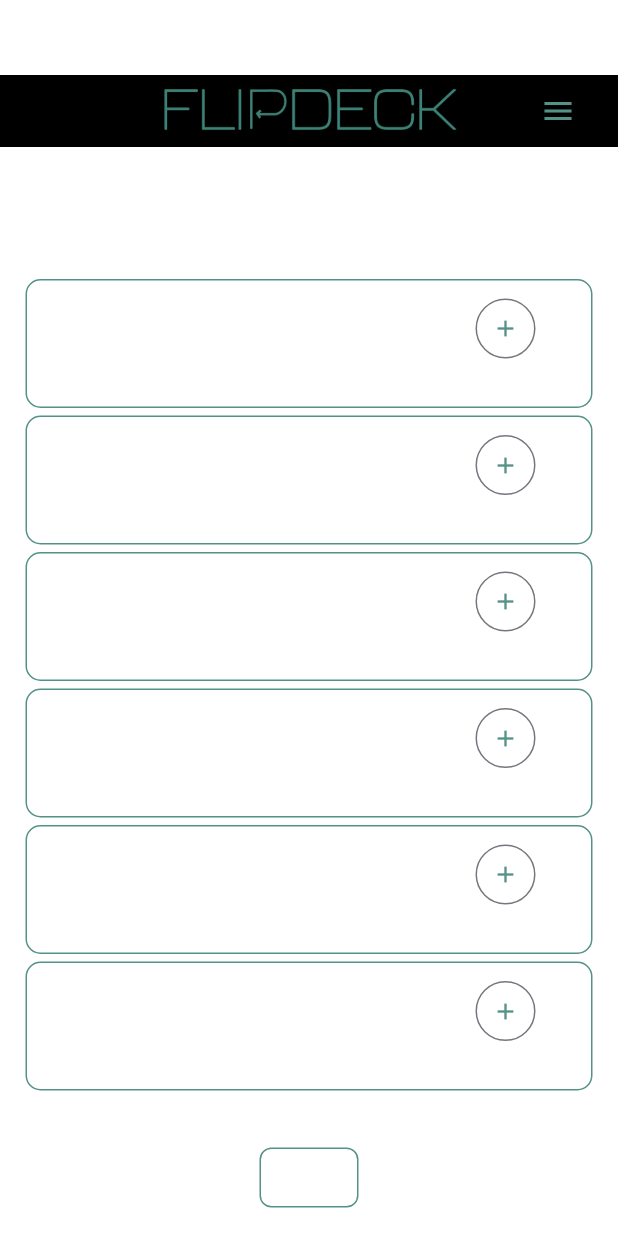
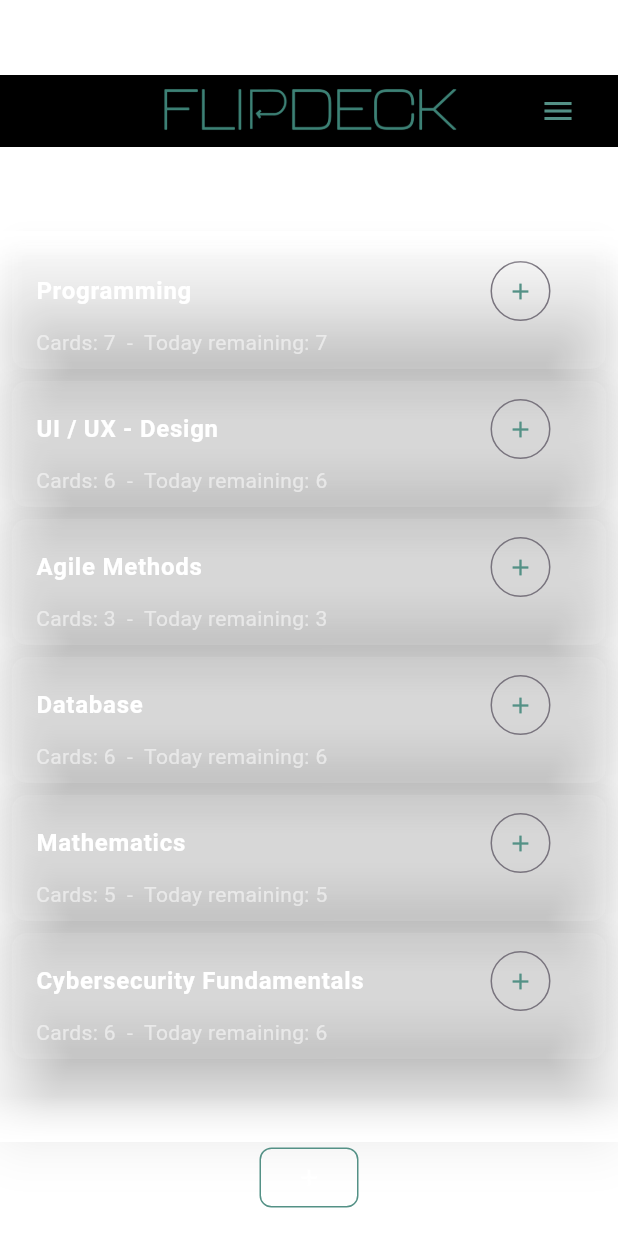
Before and after one commit to LukasWeber2000/flashcards_SoSe24_Augsburg, a Flutter app: the screen it shows after launch, on a phone screen of 412 x 824 dp. Run offline on Flutter 3.47's test engine with Material 3 defaults, Android fonts, the phone set to English and light mode, and no system bars; our stand-ins replace flip_card, toastification; missing offline and left inert: dart:ffi.

Commit message:
First Idea of getting a advanced design

```diff
--- a/lib/Decks/add_deck_dialog_view.dart
+++ b/lib/Decks/add_deck_dialog_view.dart
@@ -1,4 +1,3 @@
-import 'package:easy_flashcard/Decks/deck_selection_view.dart';
 import 'package:flutter/material.dart';
 import 'package:toastification/toastification.dart';
 
@@ -26,7 +25,7 @@ class AddDeckDialog {
               },
             ),
             TextButton(
-              key: Key('saveDeck'),
+              key: const Key('saveDeck'),
               child: const Text('Save'),
               onPressed: () {
                 // Hier können Sie die Logik zum Speichern des Kartenstapelnamens implementieren
@@ -46,7 +45,7 @@ class AddDeckDialog {
                 }else{
                   toastification.show(
                       context: context,
-                      title: Text("Deckname is missing"),
+                      title: const Text("Deckname is missing"),
                       type: ToastificationType.warning,
                       alignment: Alignment.bottomCenter,
                       autoCloseDuration: const Duration(seconds: 3),
--- a/lib/Decks/deck_selection_view.dart
+++ b/lib/Decks/deck_selection_view.dart
@@ -1,3 +1,5 @@
+import 'dart:ffi';
+
 import 'package:easy_flashcard/Decks/add_deck_dialog_view.dart';
 import 'package:easy_flashcard/Models/flashcard.dart';
 import 'package:flutter/material.dart';
@@ -10,10 +12,10 @@ class DeckSelection extends StatefulWidget {
   final List<Flashcard> flashcards;
 
   const DeckSelection({
-    Key? key,
+    super.key,
     required this.decks,
     required this.flashcards,
-  }) : super(key: key);
+  });
 
   @override
   _DeckSelectionState createState() => _DeckSelectionState();
@@ -32,7 +34,7 @@ class _DeckSelectionState extends State<DeckSelection> {
       mainAxisAlignment: MainAxisAlignment.center,
       children: [
         const Padding(
-          padding: EdgeInsets.only(top: 15.0, bottom: 30),
+          padding: EdgeInsets.only(top: 15.0, bottom: 15),
           child: Row(
             mainAxisAlignment: MainAxisAlignment.center,
             children: [
@@ -50,12 +52,26 @@ class _DeckSelectionState extends State<DeckSelection> {
           ),
         ),
         Expanded(
-          child: Padding(
-            padding: const EdgeInsets.all(8.0),
-            child: Container(
-              decoration: BoxDecoration(
-                  borderRadius: BorderRadius.circular(15),
-                  border: Border.all(color: Colors.white)),
+          child: ShaderMask(
+            shaderCallback: (Rect bounds) {
+              return const LinearGradient(
+                begin: Alignment.topCenter,
+                end: Alignment.bottomCenter,
+                colors: [
+                  Color(0xFF549186),
+                  Colors.transparent,
+                  Colors.transparent,
+                  Color(0xFF549186),
+                ],
+                stops: [
+                  0.0,
+                  0.04,
+                  0.95,
+                  1.0
+                ],
+              ).createShader(bounds);
+            },
+            blendMode: BlendMode.dstOut,
             child: Padding(
               padding: const EdgeInsets.all(8.0),
               child: ListView.builder(
@@ -63,19 +79,19 @@ class _DeckSelectionState extends State<DeckSelection> {
                 itemBuilder: (BuildContext context, int index) {
                   final deck = widget.decks[index];
                   return Padding(
-                      padding: const EdgeInsets.only(bottom: 5),
-                      child: Container(
-                        decoration: BoxDecoration(
-                            border: Border.all(color: const Color(0xFF549186)),
-                            borderRadius: const BorderRadius.horizontal(
-                                right: Radius.circular(10),
-                                left: Radius.circular(10))),
+                    padding: const EdgeInsets.only(bottom: 8),
+                    child: Material(
+                      color: Colors.white10,
+                      elevation: 20.0, // Fügt Schatten hinzu
+                      borderRadius: BorderRadius.circular(10),
                       child: ListTile(
                         title: Row(
                           children: [
                             Text(
                               '${deck.name} ',
-                                style: const TextStyle(color: Colors.white),
+                              style: const TextStyle(
+                                  color: Colors.white,
+                                  fontWeight: FontWeight.bold),
                             ),
                             const Spacer(),
                             OutlinedButton(
@@ -85,17 +101,24 @@ class _DeckSelectionState extends State<DeckSelection> {
                                   context,
                                   MaterialPageRoute(
                                       builder: (context) => FlashcardEditorView(
-                                            currentDeck: currentDeck, flashcards: widget.flashcards, decks: widget.decks)),
+                                          currentDeck: currentDeck,
+                                          flashcards: widget.flashcards,
+                                          decks: widget.decks)),
                                 );
                               },
-                                style: OutlinedButton.styleFrom(
+                              style:
+                              OutlinedButton.styleFrom(
+
                                   shape: const CircleBorder(),
                                   foregroundColor: const Color(0xFF549186)),
+
                               child: const Icon(Icons.add),
                             ),
                           ],
                         ),
-                          subtitle: Text('Cards: ${getCardCount(deck)}  -  Today remaining: ${getTodayDue(deck)} ', style: TextStyle(color: Colors.white54)),
+                        subtitle: Text(
+                            'Cards: ${getCardCount(deck)}  -  Today remaining: ${getTodayDue(deck)} ',
+                            style: const TextStyle(color: Colors.white54)),
                         onTap: () {
                           currentDeck = deck;
                           Navigator.push(
@@ -112,7 +135,6 @@ class _DeckSelectionState extends State<DeckSelection> {
                     ),
                   );
                 },
-                ),
               ),
             ),
           ),
@@ -137,7 +159,9 @@ class _DeckSelectionState extends State<DeckSelection> {
   }
 
   int getCardCount(Deck deck) {
-    return widget.flashcards.where((flashcard) => flashcard.deck.name == deck.name).length;
+    return widget.flashcards
+        .where((flashcard) => flashcard.deck.name == deck.name)
+        .length;
   }
 
   int getTodayDue(Deck deck) {
@@ -146,9 +170,11 @@ class _DeckSelectionState extends State<DeckSelection> {
     DateTime startOfNextDay = DateTime(now.year, now.month, now.day + 1);
 
     // Filtert die Karten, die zum gegebenen Deck gehören und deren Fälligkeitsdatum vor dem Start des nächsten Tages liegt
-    int dueTodayCount = widget.flashcards.where((flashcard) =>
+    int dueTodayCount = widget.flashcards
+        .where((flashcard) =>
             flashcard.deck.name == deck.name &&
-        flashcard.dueDate.isBefore(startOfNextDay)).length;
+            flashcard.dueDate.isBefore(startOfNextDay))
+        .length;
 
     return dueTodayCount;
   }
--- a/lib/GlobalViews/custom_appbar_view.dart
+++ b/lib/GlobalViews/custom_appbar_view.dart
@@ -8,12 +8,12 @@ class CustomAppbar extends StatelessWidget implements PreferredSizeWidget {
   final IconData? leftIcon;
 
   const CustomAppbar({
-    Key? key,
+    super.key,
     this.onRightButtonPressed,
     this.onLeftButtonPressed,
     this.rightIcon,
     this.leftIcon,
-  }) : super(key: key);
+  });
 
   @override
   Widget build(BuildContext context) {
--- a/lib/Learn/flashcard_view.dart
+++ b/lib/Learn/flashcard_view.dart
@@ -5,12 +5,12 @@ class FlashcardView extends StatelessWidget {
   final String text;
   final CardSide side;
 
-  const FlashcardView({Key? key, required this.text, required this.side}) : super(key: key);
+  const FlashcardView({super.key, required this.text, required this.side});
 
   @override
   Widget build(BuildContext context) {
     return Card(
-      elevation: 4,
+      elevation: 50,
       color: Colors.white10,
       child: Stack(
         children: [
--- a/lib/Learn/learn_view.dart
+++ b/lib/Learn/learn_view.dart
@@ -63,7 +63,7 @@ class _LearnState extends State<Learn> {
                 Navigator.push(
                   context,
 
-                  MaterialPageRoute(builder: (context) => DeckView()),
+                  MaterialPageRoute(builder: (context) => const DeckView()),
                 );
               },
               rightIcon: Icons.menu,
@@ -158,7 +158,7 @@ class _LearnState extends State<Learn> {
                                 mainAxisAlignment: MainAxisAlignment.center,
                                 children: [
                                   SizedBox(
-                                    key: Key('FlashcardBox'),
+                                    key: const Key('FlashcardBox'),
                                     width: 380,
                                     height: 400,
                                     child: FlipCard(
@@ -298,7 +298,7 @@ class _LearnState extends State<Learn> {
     } else {
       toastification.show(
           context: context,
-          title: Text("Hint is empty"),
+          title: const Text("Hint is empty"),
           type: ToastificationType.info,
           alignment: Alignment.bottomCenter,
           autoCloseDuration: const Duration(seconds: 2),
--- a/lib/Models/file-storage.dart
+++ b/lib/Models/file-storage.dart
@@ -13,19 +13,19 @@ class FileStorage implements IFileStorage {
 
   @override
   Future<File> getLocalFile() async {
-    final path = await this.getLocalPath();
+    final path = await getLocalPath();
     return File('$path/flashcards.json');
   }
 
   @override
   Future<File> writeFile(String contents) async {
-    final file = await this.getLocalFile();
+    final file = await getLocalFile();
     return file.writeAsString(contents);
   }
 
   @override
   Future<String> readFile() async {
-    final file = await this.getLocalFile();
+    final file = await getLocalFile();
     if (!await file.exists()) {
       await file.create();
       return '';
--- a/lib/helper_methods.dart
+++ b/lib/helper_methods.dart
@@ -1,6 +1,5 @@
 import 'Interfaces/file_storage.dart';
 import 'Models/deck.dart';
-import 'Models/file-storage.dart';
 import 'Models/flashcard.dart';
 import 'Models/flashcards.dart';
 
--- a/lib/main.dart
+++ b/lib/main.dart
@@ -10,19 +10,23 @@ import 'Models/flashcards.dart';
 import 'helper_methods.dart';
 
 void main() {
-  runApp(MyApp());
+  runApp(const MyApp());
 }
 
 class MyApp extends StatelessWidget {
+  const MyApp({super.key});
+
   @override
   Widget build(BuildContext context) {
-    return MaterialApp(
+    return const MaterialApp(
       home: SplashScreen(),
     );
   }
 }
 
 class SplashScreen extends StatefulWidget {
+  const SplashScreen({super.key});
+
   @override
 
   _SplashScreenState createState() => _SplashScreenState();
@@ -32,8 +36,8 @@ class _SplashScreenState extends State<SplashScreen> {
   @override
   void initState() {
     super.initState();
-    Future.delayed(Duration(seconds: 3), () {
-      Navigator.pushReplacement(context, MaterialPageRoute(builder: (context) => DeckView()));
+    Future.delayed(const Duration(seconds: 3), () {
+      Navigator.pushReplacement(context, MaterialPageRoute(builder: (context) => const DeckView()));
     });
   }
 
@@ -41,7 +45,7 @@ class _SplashScreenState extends State<SplashScreen> {
   Widget build(BuildContext context) {
     return Scaffold(
       body: Container(
-        decoration: BoxDecoration(
+        decoration: const BoxDecoration(
           gradient: LinearGradient(
             begin: Alignment.topCenter,
             end: Alignment.bottomCenter,
@@ -60,7 +64,7 @@ class _SplashScreenState extends State<SplashScreen> {
 }
 
 class DeckView extends StatefulWidget {
-  const DeckView({Key? key}) : super(key: key);
+  const DeckView({super.key});
   @override
   DeckViewState createState() => DeckViewState();
 }
```
Also changed, not shown: lib/CardManagement/card_management_view.dart (+40 -24 lines), lib/Editor/editor_view.dart (+21 -14 lines), pubspec.lock, 1 other file. Lines whose indentation alone changed are shown as unchanged.
